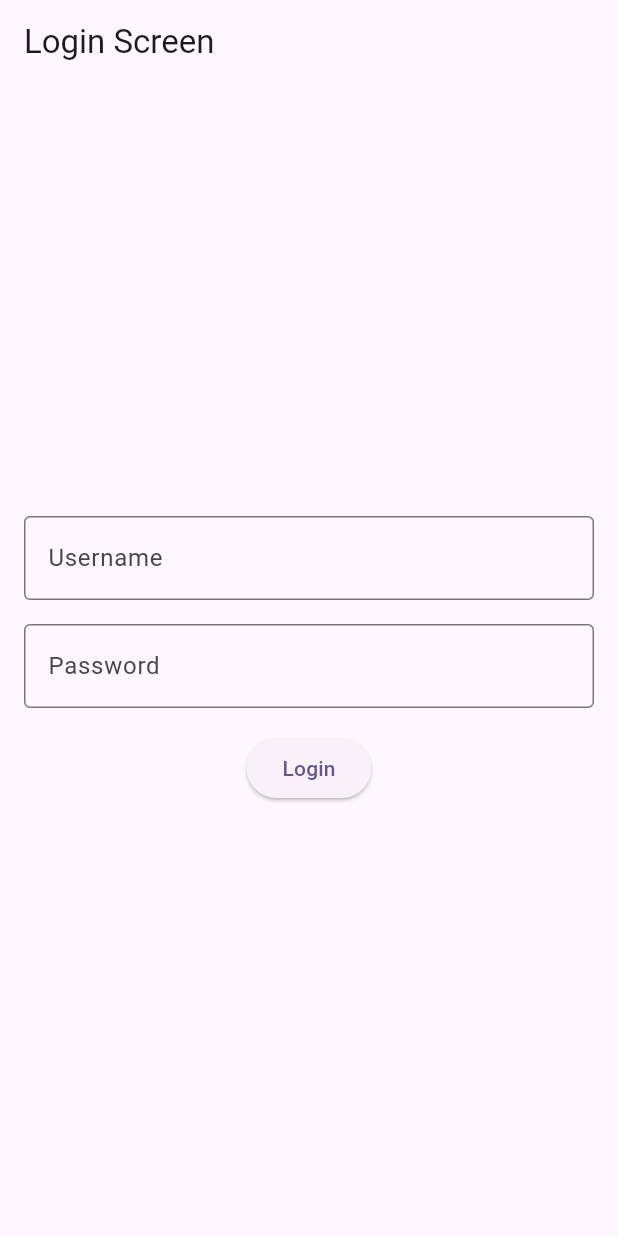
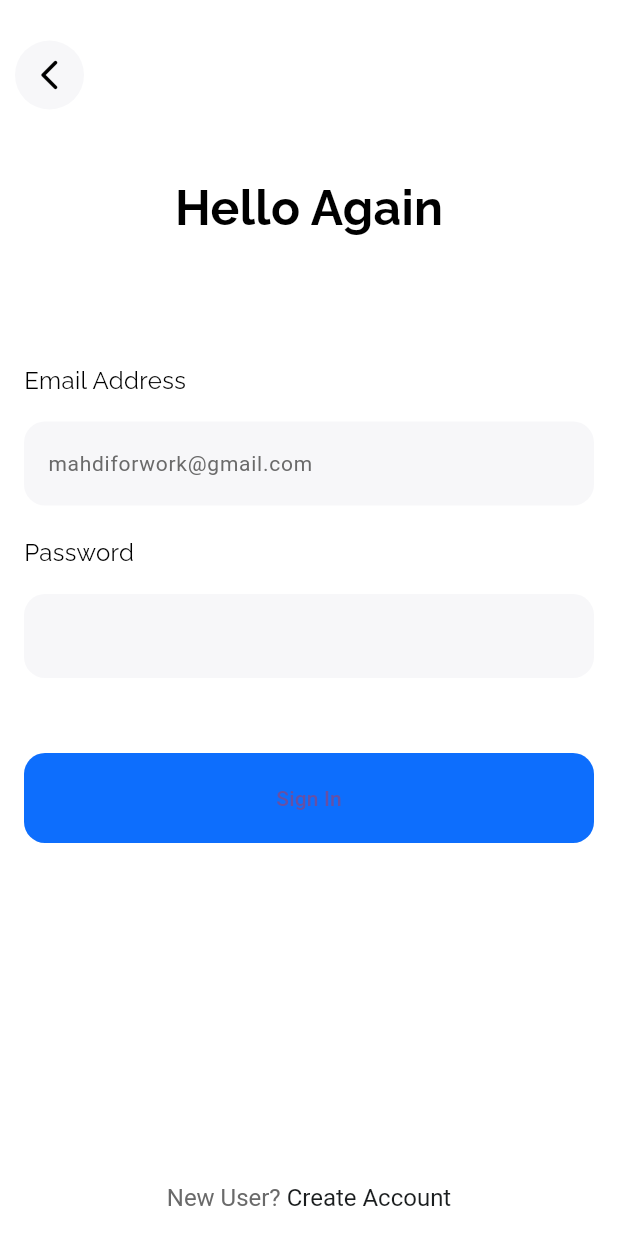
Before and after one commit to MeltemKocak/flutter24_bootcamp, a Flutter app: the screen it shows after launch, on a phone screen of 412 x 824 dp. Run offline on Flutter 3.47's test engine with Material 3 defaults, Android fonts, the phone set to English and light mode, and no system bars; our stand-ins replace firebase_auth, firebase_core, flutter_dotenv, fluttertoast, google_fonts; accounts and stored records are empty.

Commit message:
Sign up and login pages added
Sign up and login connected to Firebase
User data viewed through firebase

```diff
--- a/planova/lib/main.dart
+++ b/planova/lib/main.dart
@@ -1,45 +1,27 @@
+import 'package:flutter_dotenv/flutter_dotenv.dart';
+import 'package:planova/firebase_options.dart';
+import 'package:planova/pages/login_page.dart';
+import 'package:firebase_core/firebase_core.dart';
 import 'package:flutter/material.dart';
-import 'package:firebase_core/firebase_core.dart';
-import 'firebase_options.dart';
-import 'package:flutter_dotenv/flutter_dotenv.dart';
-import 'pages/login_screen.dart'; // Giriş ekranını içe aktarın
+import 'package:planova/pages/sign_up_page.dart';
 
 Future<void> main() async {
   WidgetsFlutterBinding.ensureInitialized();
   await dotenv.load(fileName: ".env");
-
-  print("API Key: ${dotenv.env['FIREBASE_API_KEY']}");
-  print("App ID Android: ${dotenv.env['FIREBASE_APP_ID_ANDROID']}");
-  print("App ID iOS: ${dotenv.env['FIREBASE_APP_ID_IOS']}");
-
-  try {
-    await Firebase.initializeApp(
-      options: DefaultFirebaseOptions.currentPlatform,
-    );
-    print("Firebase initialized successfully");
-  } catch (e) {
-    print("Error initializing Firebase: $e");
-  }
-
-  runApp(MyApp());
+  await Firebase.initializeApp(
+    options: DefaultFirebaseOptions.currentPlatform,
+  );
+  runApp(const MyApp());
 }
 
-class MyApp extends StatefulWidget {
-  @override
-  State<MyApp> createState() => _MyAppState();
-}
+class MyApp extends StatelessWidget {
+  const MyApp({super.key});
 
-class _MyAppState extends State<MyApp> {
   @override
   Widget build(BuildContext context) {
-    print("Building MyApp");
     return MaterialApp(
-      title: 'Flutter Demo',
-      theme: ThemeData(
-        colorScheme: ColorScheme.fromSeed(seedColor: Colors.deepPurple),
-        useMaterial3: true,
-      ),
-      home: const LoginScreen(), // Giriş ekranını ana ekran olarak ayarlayın
+      debugShowCheckedModeBanner: false,
+      home: Login()
     );
   }
 }
--- /dev/null
+++ b/planova/lib/pages/login_page.dart
@@ -0,0 +1,199 @@
+import 'package:planova/pages/sign_up_page.dart';
+import 'package:planova/utilities/auth.dart';
+import 'package:flutter/gestures.dart';
+import 'package:flutter/material.dart';
+import 'package:google_fonts/google_fonts.dart';
+
+class Login extends StatelessWidget {
+  Login({super.key});
+
+  final TextEditingController _emailController = TextEditingController();
+  final TextEditingController _passwordController = TextEditingController();
+
+  @override
+  Widget build(BuildContext context) {
+    return Scaffold(
+      backgroundColor: Colors.white,
+      resizeToAvoidBottomInset: true,
+      bottomNavigationBar: _signup(context),
+      appBar: AppBar(
+        backgroundColor: Colors.transparent,
+        elevation: 0,
+        toolbarHeight: 100,
+        leading: GestureDetector(
+          onTap: () {
+            Navigator.pop(context);
+          },
+          child: Container(
+            margin: const EdgeInsets.only(left: 10),
+            decoration: const BoxDecoration(
+              color: Color(0xffF7F7F9),
+              shape: BoxShape.circle
+            ),
+            child: const Center(
+              child: Icon(
+                Icons.arrow_back_ios_new_rounded,
+                color: Colors.black,
+              ),
+            ),
+          ),
+        ),
+      ),
+      body: SafeArea(
+        child: SingleChildScrollView(
+         padding: const EdgeInsets.symmetric(horizontal: 16,vertical: 16),
+          child: Column(
+            mainAxisAlignment: MainAxisAlignment.start,
+            children: [
+              Center(
+                child: Text(
+                  'Hello Again',
+                  style: GoogleFonts.raleway(
+                    textStyle: const TextStyle(
+                      color: Colors.black,
+                      fontWeight: FontWeight.bold,
+                      fontSize: 32
+                    )
+                  ),
+                ),
+              ),
+              const SizedBox(height: 80,),
+               _emailAddress(),
+               const SizedBox(height: 20,),
+               _password(),
+               const SizedBox(height: 50,),
+               _signin(context),
+            ],
+          ),
+        ),
+      ),
+    );
+  }
+
+  Widget _emailAddress() {
+    return Column(
+      mainAxisAlignment: MainAxisAlignment.start,
+      crossAxisAlignment: CrossAxisAlignment.start,
+      children: [
+        Text(
+          'Email Address',
+          style: GoogleFonts.raleway(
+            textStyle: const TextStyle(
+              color: Colors.black,
+              fontWeight: FontWeight.normal,
+              fontSize: 16
+            )
+          ),
+        ),
+        const SizedBox(height: 16,),
+        TextField(
+          controller: _emailController,
+          decoration: InputDecoration(
+            filled: true,
+            hintText: 'mahdiforwork@gmail.com',
+            hintStyle: const TextStyle(
+              color: Color(0xff6A6A6A),
+              fontWeight: FontWeight.normal,
+              fontSize: 14
+            ),
+            fillColor: const Color(0xffF7F7F9) ,
+            border: OutlineInputBorder(
+              borderSide: BorderSide.none,
+              borderRadius: BorderRadius.circular(14)
+            )
+          ),
+        )
+      ],
+    );
+  }
+
+  Widget _password() {
+    return Column(
+      mainAxisAlignment: MainAxisAlignment.start,
+      crossAxisAlignment: CrossAxisAlignment.start,
+      children: [
+        Text(
+          'Password',
+          style: GoogleFonts.raleway(
+            textStyle: const TextStyle(
+              color: Colors.black,
+              fontWeight: FontWeight.normal,
+              fontSize: 16
+            )
+          ),
+        ),
+        const SizedBox(height: 16,),
+        TextField(
+          obscureText: true,
+          controller: _passwordController,
+          decoration: InputDecoration(
+            filled: true,
+            fillColor: const Color(0xffF7F7F9) ,
+            border: OutlineInputBorder(
+              borderSide: BorderSide.none,
+              borderRadius: BorderRadius.circular(14)
+            )
+          ),
+        )
+      ],
+    );
+  }
+
+  Widget _signin(BuildContext context) {
+    return ElevatedButton(
+      style: ElevatedButton.styleFrom(
+        backgroundColor: const Color(0xff0D6EFD),
+        shape: RoundedRectangleBorder(
+          borderRadius: BorderRadius.circular(14),
+        ),
+        minimumSize: const Size(double.infinity, 60),
+        elevation: 0,
+      ),
+      onPressed: () async {
+        await Auth().signin(
+          email: _emailController.text,
+          password: _passwordController.text,
+          context: context
+        );
+      },
+      child: const Text("Sign In"),
+    );
+  }
+
+  Widget _signup(BuildContext context) {
+    return Padding(
+      padding: const EdgeInsets.only(bottom: 16),
+      child: RichText(
+        textAlign: TextAlign.center,
+        text: TextSpan(
+          children: [
+            const TextSpan(
+                text: "New User? ",
+                style: TextStyle(
+                  color: Color(0xff6A6A6A),
+                  fontWeight: FontWeight.normal,
+                  fontSize: 16
+                ),
+              ),
+              TextSpan(
+                text: "Create Account",
+                style: const TextStyle(
+                    color: Color(0xff1A1D1E),
+                    fontWeight: FontWeight.normal,
+                    fontSize: 16
+                  ),
+                  recognizer: TapGestureRecognizer()..onTap = () {
+                    Navigator.push(
+                      context,
+                      MaterialPageRoute(
+                        builder: (context) => Signup()
+                      ),
+                    );
+                  }
+              ),
+          ]
+        )
+      ),
+    );
+  }
+}
--- a/planova/lib/pages/login_screen.dart
+++ /dev/null
@@ -1,59 +0,0 @@
-import 'package:flutter/material.dart';
-
-class LoginScreen extends StatefulWidget {
-  const LoginScreen({super.key});
-
-  @override
-  State<LoginScreen> createState() => _LoginScreenState();
-}
-
-class _LoginScreenState extends State<LoginScreen> {
-  final TextEditingController _usernameController = TextEditingController();
-  final TextEditingController _passwordController = TextEditingController();
-
-  void _login() {
-    final String username = _usernameController.text;
-    final String password = _passwordController.text;
-
-    // Login işlemleri burada yapılabilir
-    print("Username: $username, Password: $password");
-  }
-
-  @override
-  Widget build(BuildContext context) {
-    return Scaffold(
-      appBar: AppBar(
-        title: const Text('Login Screen'),
-      ),
-      body: Padding(
-        padding: const EdgeInsets.all(16.0),
-        child: Column(
-          mainAxisAlignment: MainAxisAlignment.center,
-          children: [
-            TextField(
-              controller: _usernameController,
-              decoration: const InputDecoration(
-                labelText: 'Username',
-                border: OutlineInputBorder(),
-              ),
-            ),
-            const SizedBox(height: 16.0),
-            TextField(
-              controller: _passwordController,
-              decoration: const InputDecoration(
-                labelText: 'Password',
-                border: OutlineInputBorder(),
-              ),
-              obscureText: true,
-            ),
-            const SizedBox(height: 16.0),
-            ElevatedButton(
-              onPressed: _login,
-              child: const Text('Login'),
-            ),
-          ],
-        ),
-      ),
-    );
-  }
-}
```
Also changed, not shown: planova/lib/pages/home.dart (added, +65 -0 lines), planova/lib/pages/sign_up_page.dart (added, +181 -0 lines), planova/lib/utilities/auth.dart (added, +109 -0 lines), planova/pubspec.yaml (+7 -0 lines), planova/lib/pages/sign_in_screen.dart (deleted), planova/pubspec.lock, 5 other files.
